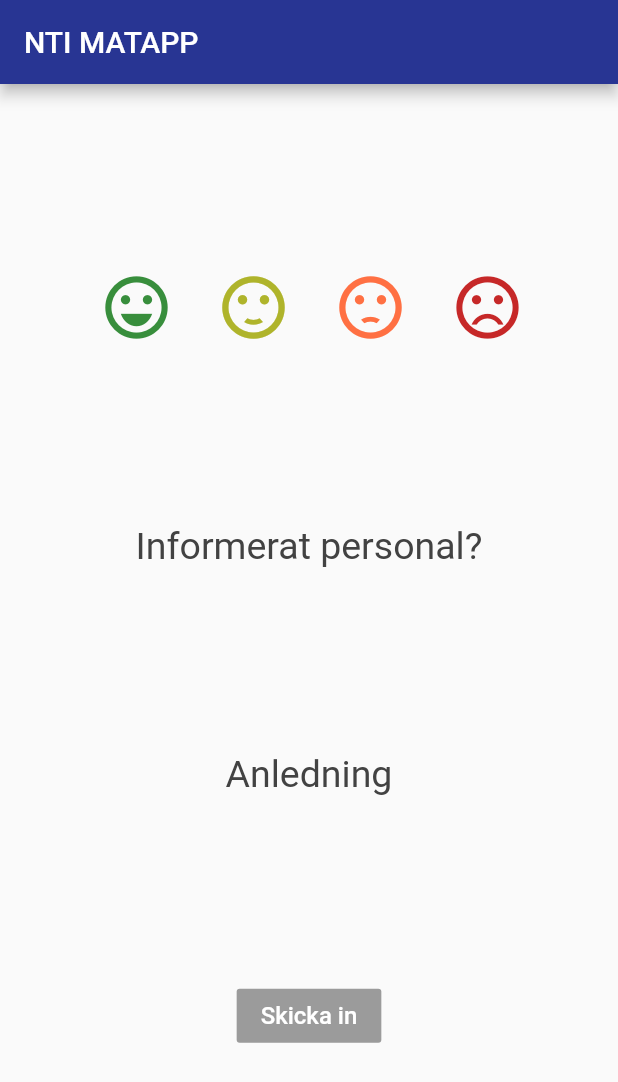
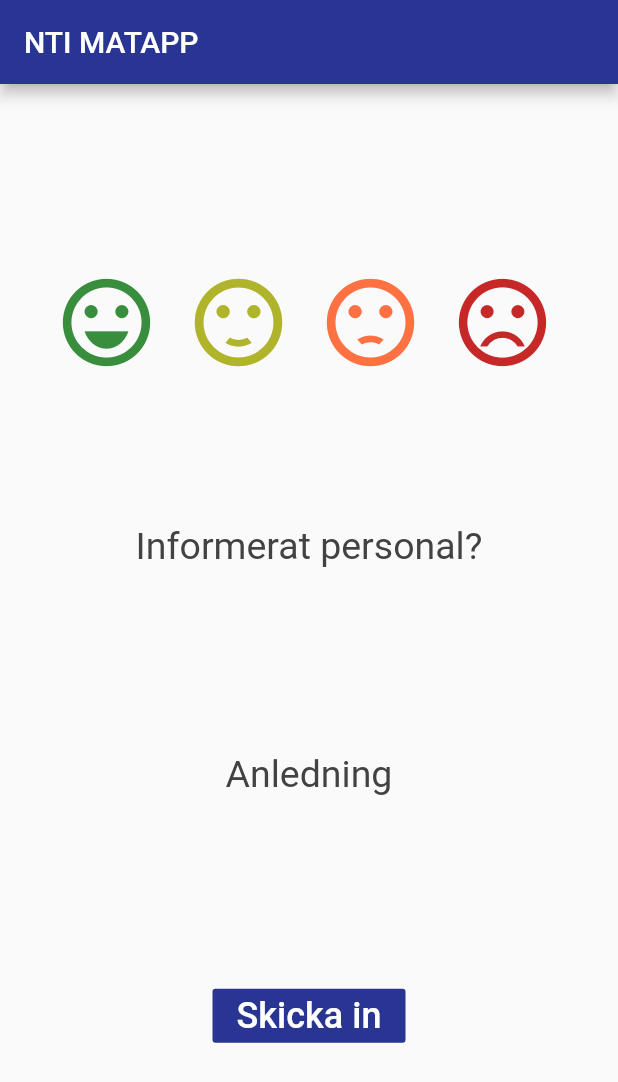
Before and after one commit to AlexMattsson/Matapp, a Flutter app: the screen it shows after launch, on a phone screen of 412 x 824 dp. Shown: the top 1082 px of the screen. Run offline on Flutter 3.47's test engine with Material 2 defaults, Android fonts, the phone set to English and light mode, and no system bars.

Commit message:
adjusted size

```diff
--- a/app/lib/home.dart
+++ b/app/lib/home.dart
@@ -30,48 +30,51 @@ class _HomeState extends State<Home> {
                   style: TextStyle(fontSize: 25, color: Colors.deepPurple[900]),
                 ), */
                 Row(
-                  mainAxisAlignment: MainAxisAlignment.spaceEvenly,
+                  //mainAxisAlignment: MainAxisAlignment.spaceEvenly,
                   children: <Widget>[
                     IconButton(
                       padding: EdgeInsets.all(1.0),
                       icon: Icon(
                         Icons.sentiment_very_satisfied,
                         color: Colors.green[700],
-                        size: 50,
+                        size: 70,
                       ),
                     ),
                     SizedBox(
-                      width: 30,
+                      width: 40,
                     ),
                     IconButton(
                       padding: EdgeInsets.all(1.0),
                       icon: Icon(
                         Icons.sentiment_satisfied,
                         color: Colors.lime[700],
-                        size: 50,
+                        size: 70,
                       ),
                     ),
                     SizedBox(
-                      width: 30,
+                      width: 40,
                     ),
                     IconButton(
                       padding: EdgeInsets.all(1.0),
                       icon: Icon(
                         Icons.sentiment_dissatisfied,
                         color: Colors.deepOrange[400],
-                        size: 50,
+                        size: 70,
                       ),
                     ),
                     SizedBox(
-                      width: 30,
+                      width: 40,
                     ),
                     IconButton(
                       padding: EdgeInsets.all(1.0),
                       icon: Icon(
                         Icons.sentiment_very_dissatisfied,
                         color: Colors.red[800],
-                        size: 50,
+                        size: 70,
                       ),
+                    ),
+                    SizedBox(
+                      width: 30,
                     ),
                   ],
                 ),
@@ -83,11 +86,16 @@ class _HomeState extends State<Home> {
                   "Anledning",
                   style: TextStyle(fontSize: 25, color: Colors.grey[800]),
                 ),
-                new RaisedButton(
-                  color: Colors.indigo[800],
+                FlatButton(
+                  color: Colors.indigo[900],
+                  textColor: Colors.white,
+                  disabledColor: Colors.indigo[800],
+                  disabledTextColor: Colors.white,
+                  //padding: EdgeInsets.all(8.0),
+                  //splashColor: Colors.blueAccent,
                   child: Text(
                     'Skicka in',
-                    style: TextStyle(fontSize: 16, color: Colors.white),
+                    style: TextStyle(fontSize: 24),
                   ),
                 ),
               ],
```
